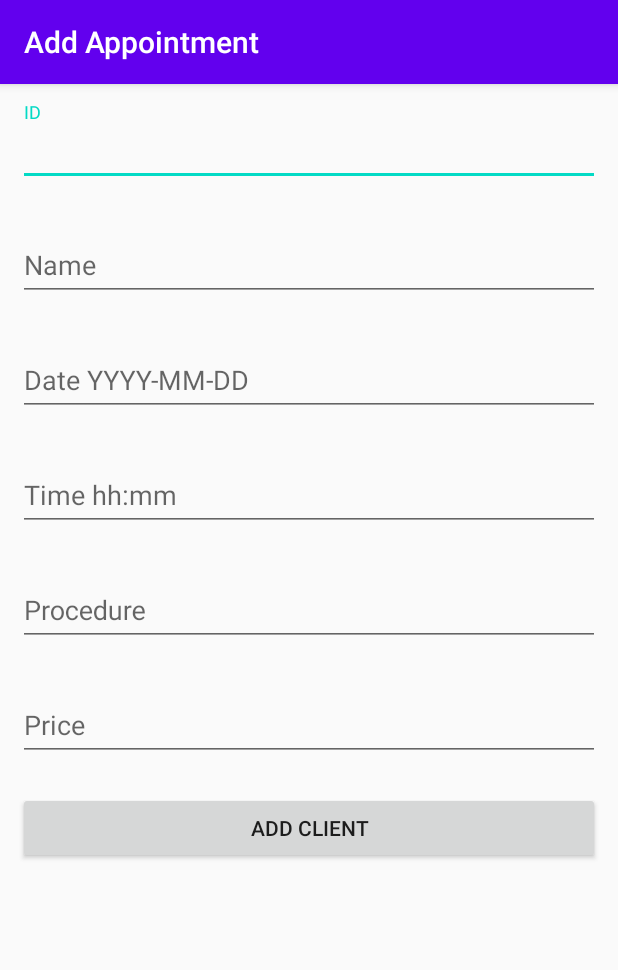
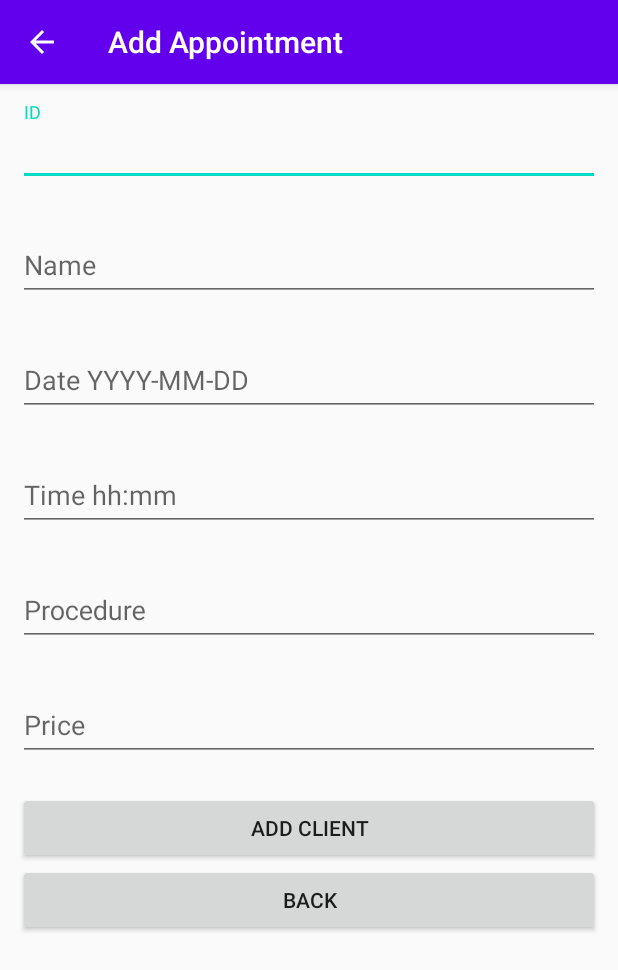
Before and after one commit to SimiAlex/NailSalonAndroid, an Android app: the screen it shows after launch (AddAppointmentActivity), after a tap on "ADD", on a phone screen of 412 x 824 dp. Shown: the top 970 px of the screen. Run offline under Robolectric (Android 15) with nearby library versions, the phone set to English and light mode, and no system bars.

```diff
--- a/app/src/main/AndroidManifest.xml
+++ b/app/src/main/AndroidManifest.xml
@@ -10,7 +10,7 @@
         android:supportsRtl="true"
         android:theme="@style/AppTheme">
 
-        <activity android:name=".AddAppointmentActivity" android:label="Add Appointment">
+        <activity android:name=".AddAppointmentActivity" android:label="Add Appointment" android:parentActivityName=".MainActivity">
 
         </activity>
 
--- a/app/src/main/java/alexsimi/com/github/nailsalon/MainActivity.java
+++ b/app/src/main/java/alexsimi/com/github/nailsalon/MainActivity.java
@@ -11,8 +11,12 @@ import android.widget.ListView;
 
 import java.io.File;
 import java.io.IOException;
+import java.time.LocalDate;
+import java.time.LocalDateTime;
+import java.time.LocalTime;
 
 import alexsimi.com.github.nailsalon.controller.DatabaseHandler;
+import alexsimi.com.github.nailsalon.model.Appointment;
 import alexsimi.com.github.nailsalon.view.AppointmentAdapter;
 
 public class MainActivity extends AppCompatActivity
@@ -28,6 +32,7 @@ public class MainActivity extends AppCompatActivity
     // fields - other
     private AppointmentAdapter appointmentAdapter;
     private File sourceFile;
+    private final String DATABASE_NAME = "database.csv";
 
 
     @Override
@@ -36,23 +41,27 @@ public class MainActivity extends AppCompatActivity
         super.onCreate(savedInstanceState);
         setContentView(R.layout.activity_main);
 
-        sourceFile = new File(getApplicationContext().getFilesDir(), DatabaseHandler.FILE_NAME);
+        sourceFile = new File(getApplicationContext().getFilesDir(), DATABASE_NAME);
         initializeLayout();
 
         // create the .csv file if it doesn't exist (for first time users)
-        try {
+        try
+        {
             sourceFile.createNewFile();
-        } catch (IOException e) {
+        }
+        catch (IOException e)
+        {
             Log.e("NailSalon", "onStart() " + e.toString());
-
         }
 
         // load DB from disk
         DatabaseHandler db = DatabaseHandler.getInstance();
+        Log.d("NailSalon", "onCreate() was called\tDB size before loadDb() = " + db.getAppointments().size());
         db.loadDb(sourceFile);
+        Log.d("NailSalon", "onCreate() was called\tDB size after loadDb() = " + db.getAppointments().size());
 
         // setup adapter
-        appointmentAdapter = new AppointmentAdapter(MainActivity.this, DatabaseHandler.getInstance());
+        appointmentAdapter = new AppointmentAdapter(MainActivity.this, db);
         lv.setAdapter(appointmentAdapter);
 
         addButton.setOnClickListener(new View.OnClickListener() {
@@ -69,9 +78,28 @@ public class MainActivity extends AppCompatActivity
             }
         });
 
-        // log
-        Log.d("NailSalon", "onCreate() was called");
+        // retrieve data from other activities
+        Bundle bundle = getIntent().getExtras();
 
+        if (bundle != null)
+        {
+            int id = bundle.getInt("id", 0);
+            String name = bundle.getString("name");
+            String date = bundle.getString("date");
+            String time = bundle.getString("time");
+            String procedure = bundle.getString("procedure");
+            double price = bundle.getDouble("price", 0);
+
+            LocalDate dateLd = LocalDate.parse(date);
+            LocalTime timeLt = LocalTime.parse(time);
+            LocalDateTime dateTime = LocalDateTime.of(dateLd, timeLt);
+
+            Appointment appointment = new Appointment(id, name, dateTime, procedure, price);
+            db.addRecord(appointment);
+
+            // update ListView
+            lv.setAdapter(appointmentAdapter);
+        }
     }
 
     @Override
@@ -84,7 +112,7 @@ public class MainActivity extends AppCompatActivity
         db.saveDb(sourceFile);
 
         // log
-        Log.d("NailSalon", "onDestroy() was called");
+        Log.d("NailSalon", "onDestroy() was called\tDB size = " + db.getAppointments().size());
     }
 
     @Override
@@ -94,7 +122,7 @@ public class MainActivity extends AppCompatActivity
         lv.setAdapter(appointmentAdapter);
 
         // log
-        Log.d("NailSalon", "onResume() was called");
+        Log.d("NailSalon", "onResume() was called\tDB size = " + DatabaseHandler.getInstance().getAppointments().size());
     }
 
     public void initializeLayout()
@@ -109,10 +137,8 @@ public class MainActivity extends AppCompatActivity
 
     public void onAddButtonClicked()
     {
-
         Intent intent = new Intent(this, AddAppointmentActivity.class);
         startActivity(intent);
-
     }
 
     public void onResetButtonClicked()
--- a/app/src/main/java/alexsimi/com/github/nailsalon/controller/DatabaseHandler.java
+++ b/app/src/main/java/alexsimi/com/github/nailsalon/controller/DatabaseHandler.java
@@ -1,7 +1,5 @@
 package alexsimi.com.github.nailsalon.controller;
 
-import android.app.Application;
-import android.content.Context;
 import android.util.Log;
 
 import java.io.*;
@@ -9,14 +7,13 @@ import java.time.LocalDateTime;
 import java.util.ArrayList;
 import java.util.List;
 
-import alexsimi.com.github.nailsalon.MainActivity;
 import alexsimi.com.github.nailsalon.model.Appointment;
 
 public class DatabaseHandler implements DatabaseCRUD<Appointment>
 {
     //fields
-    public static final String FILE_NAME = "database.csv";
-    private static List<Appointment> appointments = new ArrayList<Appointment>();
+    //public static final String FILE_NAME = "database.csv";
+    private final List<Appointment> appointments = new ArrayList<Appointment>();
     private static final DatabaseHandler instance = new DatabaseHandler();
 
     //constructor
@@ -45,6 +42,7 @@ public class DatabaseHandler implements DatabaseCRUD<Appointment>
                 LocalDateTime date = LocalDateTime.parse(oneRow[2]);
                 String procedure = oneRow[3];
                 double price = Double.parseDouble(oneRow[4]);
+
                 appointment = new Appointment(id, name, date, procedure, price);
                 appointments.add(appointment);
             }
--- a/app/src/main/res/layout/add_appointment.xml
+++ b/app/src/main/res/layout/add_appointment.xml
@@ -102,4 +102,11 @@
         android:layout_gravity="center"
         android:text="Add client" />
 
+    <Button
+        android:id="@+id/back_button_AAA"
+        android:layout_width="match_parent"
+        android:layout_height="wrap_content"
+        android:layout_gravity="center"
+        android:text="Back" />
+
 </LinearLayout>
```
Also changed, not shown: app/src/main/java/alexsimi/com/github/nailsalon/AddAppointmentActivity.java (+15 -18 lines).
